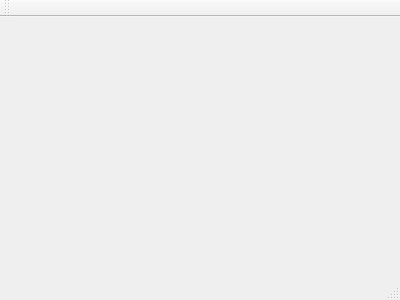
Above: gold/mainwindow.ui from karoyqiu/elemento before the change. Below: the same form after it.
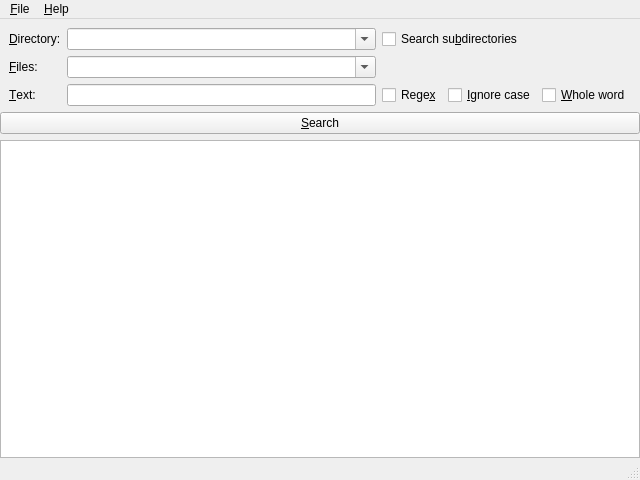
That is the form after the change.

Commit message: Add basic UI for gold.

```diff
--- a/gold/mainwindow.ui
+++ b/gold/mainwindow.ui
@@ -1,24 +1,209 @@
 <ui version="4.0">
  <class>MainWindow</class>
- <widget class="QMainWindow" name="MainWindow" >
-  <property name="geometry" >
+ <widget class="QMainWindow" name="MainWindow">
+  <property name="geometry">
    <rect>
     <x>0</x>
     <y>0</y>
-    <width>400</width>
-    <height>300</height>
+    <width>640</width>
+    <height>480</height>
    </rect>
   </property>
   <property name="windowTitle" >
    <string>MainWindow</string>
   </property>
-  <widget class="QMenuBar" name="menuBar" />
-  <widget class="QToolBar" name="mainToolBar" />
-  <widget class="QWidget" name="centralWidget" />
-  <widget class="QStatusBar" name="statusBar" />
+  <widget class="QWidget" name="centralWidget">
+   <layout class="QVBoxLayout" name="verticalLayout">
+    <property name="leftMargin">
+     <number>0</number>
+    </property>
+    <property name="topMargin">
+     <number>0</number>
+    </property>
+    <property name="rightMargin">
+     <number>0</number>
+    </property>
+    <property name="bottomMargin">
+     <number>0</number>
+    </property>
+    <item>
+     <layout class="QGridLayout" name="gridLayout">
+      <property name="leftMargin">
+       <number>9</number>
+      </property>
+      <property name="topMargin">
+       <number>9</number>
+      </property>
+      <property name="rightMargin">
+       <number>9</number>
+      </property>
+      <item row="2" column="2">
+       <widget class="QCheckBox" name="checkRegex">
+        <property name="text">
+         <string>Rege&amp;x</string>
+        </property>
+       </widget>
+      </item>
+      <item row="2" column="4">
+       <widget class="QCheckBox" name="checkWholeWord">
+        <property name="text">
+         <string>&amp;Whole word</string>
+        </property>
+       </widget>
+      </item>
+      <item row="2" column="0">
+       <widget class="QLabel" name="labelText">
+        <property name="text">
+         <string>&amp;Text:</string>
+        </property>
+        <property name="buddy">
+         <cstring>editText</cstring>
+        </property>
+       </widget>
+      </item>
+      <item row="1" column="0">
+       <widget class="QLabel" name="labelFiles">
+        <property name="text">
+         <string>&amp;Files:</string>
+        </property>
+        <property name="buddy">
+         <cstring>comboFiles</cstring>
+        </property>
+       </widget>
+      </item>
+      <item row="0" column="0">
+       <widget class="QLabel" name="labelDir">
+        <property name="text">
+         <string>&amp;Directory:</string>
+        </property>
+        <property name="buddy">
+         <cstring>comboDir</cstring>
+        </property>
+       </widget>
+      </item>
+      <item row="2" column="1">
+       <widget class="QLineEdit" name="editText"/>
+      </item>
+      <item row="2" column="3">
+       <widget class="QCheckBox" name="checkIgnoreCase">
+        <property name="text">
+         <string>&amp;Ignore case</string>
+        </property>
+       </widget>
+      </item>
+      <item row="1" column="1">
+       <widget class="QComboBox" name="comboFiles">
+        <property name="editable">
+         <bool>true</bool>
+        </property>
+       </widget>
+      </item>
+      <item row="0" column="1">
+       <widget class="QComboBox" name="comboDir">
+        <property name="editable">
+         <bool>true</bool>
+        </property>
+       </widget>
+      </item>
+      <item row="0" column="2" colspan="3">
+       <widget class="QCheckBox" name="checkSearchSubdir">
+        <property name="text">
+         <string>Search su&amp;bdirectories</string>
+        </property>
+       </widget>
+      </item>
+     </layout>
+    </item>
+    <item>
+     <widget class="QPushButton" name="buttonSearch">
+      <property name="text">
+       <string>&amp;Search</string>
+      </property>
+     </widget>
+    </item>
+    <item>
+     <widget class="QTreeView" name="treeView"/>
+    </item>
+   </layout>
+  </widget>
+  <widget class="QMenuBar" name="menuBar">
+   <property name="geometry">
+    <rect>
+     <x>0</x>
+     <y>0</y>
+     <width>640</width>
+     <height>22</height>
+    </rect>
+   </property>
+   <widget class="QMenu" name="menuFile">
+    <property name="title">
+     <string>&amp;File</string>
+    </property>
+    <addaction name="actionExit"/>
+   </widget>
+   <widget class="QMenu" name="menuHelp">
+    <property name="title">
+     <string>&amp;Help</string>
+    </property>
+    <addaction name="actionAboutGold"/>
+    <addaction name="actionAboutQt"/>
+   </widget>
+   <addaction name="menuFile"/>
+   <addaction name="menuHelp"/>
+  </widget>
+  <widget class="QStatusBar" name="statusBar"/>
+  <action name="actionExit">
+   <property name="text">
+    <string>E&amp;xit</string>
+   </property>
+   <property name="toolTip">
+    <string>Exit gold</string>
+   </property>
+   <property name="statusTip">
+    <string>Exit gold.</string>
+   </property>
+   <property name="shortcut">
+    <string>Ctrl+Q</string>
+   </property>
+   <property name="menuRole">
+    <enum>QAction::QuitRole</enum>
+   </property>
+  </action>
+  <action name="actionAboutGold">
+   <property name="text">
+    <string>&amp;About gold...</string>
+   </property>
+   <property name="statusTip">
+    <string>About gold.</string>
+   </property>
+   <property name="menuRole">
+    <enum>QAction::AboutRole</enum>
+   </property>
+  </action>
+  <action name="actionAboutQt">
+   <property name="text">
+    <string>About &amp;Qt...</string>
+   </property>
+   <property name="statusTip">
+    <string>About Qt.</string>
+   </property>
+   <property name="menuRole">
+    <enum>QAction::AboutQtRole</enum>
+   </property>
+  </action>
  </widget>
- <layoutDefault spacing="6" margin="11" />
- <pixmapfunction></pixmapfunction>
+ <layoutdefault spacing="6" margin="11"/>
+ <tabstops>
+  <tabstop>comboDir</tabstop>
+  <tabstop>checkSearchSubdir</tabstop>
+  <tabstop>comboFiles</tabstop>
+  <tabstop>editText</tabstop>
+  <tabstop>checkRegex</tabstop>
+  <tabstop>checkIgnoreCase</tabstop>
+  <tabstop>checkWholeWord</tabstop>
+  <tabstop>buttonSearch</tabstop>
+  <tabstop>treeView</tabstop>
+ </tabstops>
  <resources/>
  <connections/>
 </ui>
```
Left out of the diff: 5 changed lines with no effect on the pictures. The commit also changes 2 other files.
